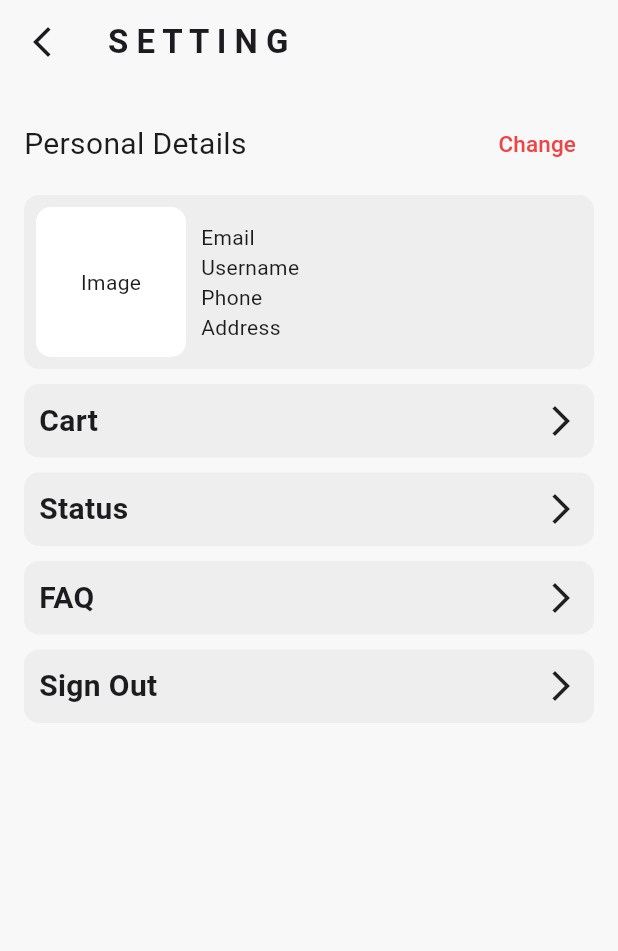
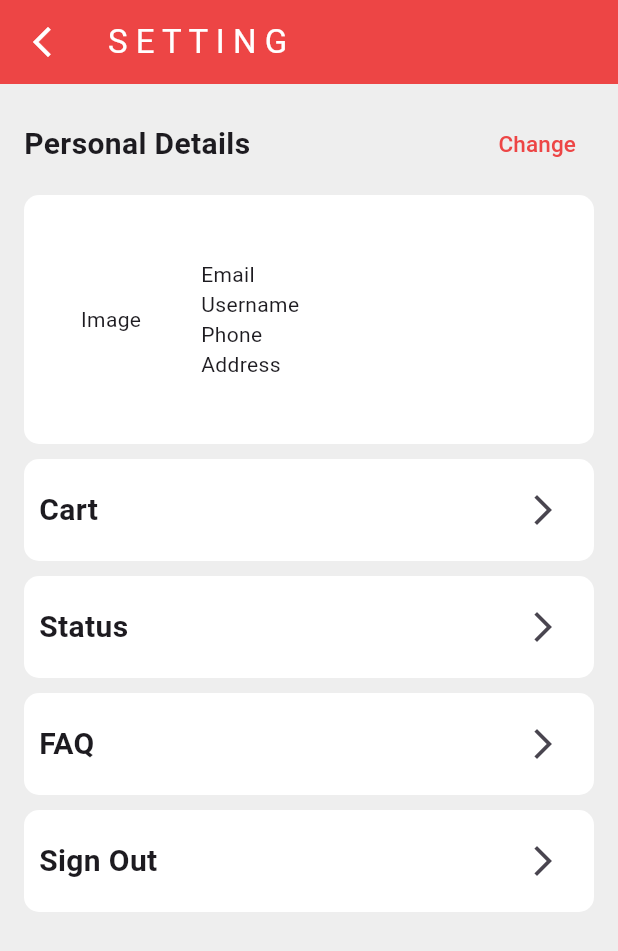
Before and after one commit to JunChen04/NEUC-s-Cuisine, a Flutter app: the MyProfile screen opened directly, on a phone screen of 412 x 824 dp. Shown: the top 951 px of the screen. Run offline on Flutter 3.47's test engine with Material 3 defaults, Android fonts, the phone set to English and light mode, and no system bars; our stand-ins replace firebase_auth, firebase_core, google_fonts; accounts and stored records are empty.

Commit message:
modified profile and checkout page

```diff
--- a/lib/profile.dart
+++ b/lib/profile.dart
@@ -1,4 +1,5 @@
 import 'package:flutter/material.dart';
+import 'package:neuc_cuisine/cartPage.dart';
 import 'package:neuc_cuisine/homePage.dart';
 // Import your login page
 import 'package:neuc_cuisine/login.dart';
@@ -12,23 +13,24 @@ class MyProfile extends StatefulWidget {
 
 class _MyProfileState extends State<MyProfile> {
   // Function to sign out and navigate to login page
-  void _signOut() {
-    Navigator.pushAndRemoveUntil(
-      context,
-      MaterialPageRoute(
-          builder: (context) => LoginPage(
-                showRegisterPage: () {},
-              )),
-      (Route<dynamic> route) => false,
-    );
-  }
+  // void _signOut() {
+  //   Navigator.pushAndRemoveUntil(
+  //     context,
+  //     MaterialPageRoute(
+  //         builder: (context) => LoginPage(
+  //               showRegisterPage: () {},
+  //             )),
+  //     (Route<dynamic> route) => false,
+  //   );
+  // }
 
   @override
   Widget build(BuildContext context) {
     return Scaffold(
-      backgroundColor: Color(0xFFF8F8F8),
+      backgroundColor: Colors.grey[200],
       appBar: AppBar(
-        backgroundColor: Color(0xFFF8F8F8),
+        foregroundColor: Colors.white,
+        backgroundColor: Color(0xFFED4545),
         leading: IconButton(
           icon: Icon(Icons.arrow_back_ios_new),
           onPressed: () {
@@ -37,7 +39,6 @@ class _MyProfileState extends State<MyProfile> {
         ),
         title: Text(
           'S E T T I N G',
-          style: TextStyle(fontWeight: FontWeight.bold),
         ),
       ),
       body: Padding(
@@ -50,10 +51,12 @@ class _MyProfileState extends State<MyProfile> {
               children: [
                 Text(
                   'Personal Details',
-                  style: TextStyle(fontSize: 20),
+                  style: TextStyle(fontSize: 20, fontWeight: FontWeight.bold),
                 ),
                 TextButton(
-                  onPressed: () {},
+                  onPressed: () {
+                    //profile page
+                  },
                   child: Text(
                     'Change',
                     style: TextStyle(color: Color(0xFFED4545), fontSize: 15),
@@ -65,12 +68,11 @@ class _MyProfileState extends State<MyProfile> {
             Container(
               padding: EdgeInsets.all(8.0),
               decoration: BoxDecoration(
-                  color: Colors.grey[200],
-                  borderRadius: BorderRadius.circular(10)),
+                  color: Colors.white, borderRadius: BorderRadius.circular(10)),
               child: Row(
                 children: [
                   Container(
-                    height: 100,
+                    height: 150,
                     width: 100,
                     decoration: BoxDecoration(
                         color: Colors.white,
@@ -98,15 +100,23 @@ class _MyProfileState extends State<MyProfile> {
             Container(
               padding: EdgeInsets.all(10),
               decoration: BoxDecoration(
-                  color: Colors.grey[200],
-                  borderRadius: BorderRadius.circular(10)),
+                  color: Colors.white, borderRadius: BorderRadius.circular(10)),
               child: Row(
                 mainAxisAlignment: MainAxisAlignment.spaceBetween,
                 children: [
                   Text('Cart',
                       style:
                           TextStyle(fontWeight: FontWeight.bold, fontSize: 20)),
-                  Icon(Icons.arrow_forward_ios)
+                  IconButton(
+                      onPressed: () {
+                        Navigator.push(
+                          context,
+                          MaterialPageRoute(
+                            builder: (context) => Cartpage(),
+                          ),
+                        );
+                      },
+                      icon: Icon(Icons.arrow_forward_ios))
                 ],
               ),
             ),
@@ -116,15 +126,24 @@ class _MyProfileState extends State<MyProfile> {
             Container(
               padding: EdgeInsets.all(10),
               decoration: BoxDecoration(
-                  color: Colors.grey[200],
-                  borderRadius: BorderRadius.circular(10)),
+                  color: Colors.white, borderRadius: BorderRadius.circular(10)),
               child: Row(
                 mainAxisAlignment: MainAxisAlignment.spaceBetween,
                 children: [
                   Text('Status',
                       style:
                           TextStyle(fontWeight: FontWeight.bold, fontSize: 20)),
-                  Icon(Icons.arrow_forward_ios)
+                  IconButton(
+                      onPressed: () {
+                        //to status page
+                        // Navigator.push(
+                        //   context,
+                        //   MaterialPageRoute(
+                        //     builder: (context) => Cartpage(),
+                        //   ),
+                        // );
+                      },
+                      icon: Icon(Icons.arrow_forward_ios))
                 ],
               ),
             ),
@@ -134,39 +153,76 @@ class _MyProfileState extends State<MyProfile> {
             Container(
               padding: EdgeInsets.all(10),
               decoration: BoxDecoration(
-                  color: Colors.grey[200],
-                  borderRadius: BorderRadius.circular(10)),
+                  color: Colors.white, borderRadius: BorderRadius.circular(10)),
               child: Row(
                 mainAxisAlignment: MainAxisAlignment.spaceBetween,
                 children: [
                   Text('FAQ',
                       style:
                           TextStyle(fontWeight: FontWeight.bold, fontSize: 20)),
-                  Icon(Icons.arrow_forward_ios)
+                  IconButton(
+                      onPressed: () {
+                        // to FAQ page
+                        // Navigator.push(
+                        //   context,
+                        //   MaterialPageRoute(
+                        //     builder: (context) => Cartpage(),
+                        //   ),
+                        // );
+                      },
+                      icon: Icon(Icons.arrow_forward_ios))
                 ],
               ),
             ),
             SizedBox(
               height: 10,
             ),
-            GestureDetector(
-              onTap: _signOut,
-              child: Container(
+            Container(
               padding: EdgeInsets.all(10),
               decoration: BoxDecoration(
-                    color: Colors.grey[200],
-                    borderRadius: BorderRadius.circular(10)),
+                  color: Colors.white, borderRadius: BorderRadius.circular(10)),
               child: Row(
                 mainAxisAlignment: MainAxisAlignment.spaceBetween,
                 children: [
                   Text('Sign Out',
-                        style: TextStyle(
-                            fontWeight: FontWeight.bold, fontSize: 20)),
-                    Icon(Icons.arrow_forward_ios),
+                      style:
+                          TextStyle(fontWeight: FontWeight.bold, fontSize: 20)),
+                  IconButton(
+                      onPressed: () {
+                        Navigator.push(
+                          context,
+                          MaterialPageRoute(
+                            builder: (context) => LoginPage(
+                              showRegisterPage: () {},
+                            ),
+                          ),
+                        );
+                      },
+                      icon: Icon(Icons.arrow_forward_ios))
                 ],
               ),
             ),
+            SizedBox(
+              height: 10,
             ),
+            // GestureDetector(
+            //   onTap: _signOut,
+            //   child: Container(
+            //     padding: EdgeInsets.all(10),
+            //     decoration: BoxDecoration(
+            //         color: Colors.white,
+            //         borderRadius: BorderRadius.circular(10)),
+            //     child: Row(
+            //       mainAxisAlignment: MainAxisAlignment.spaceBetween,
+            //       children: [
+            //         Text('Sign Out',
+            //             style: TextStyle(
+            //                 fontWeight: FontWeight.bold, fontSize: 20)),
+            //         Icon(Icons.arrow_forward_ios),
+            //       ],
+            //     ),
+            //   ),
+            // ),
           ],
         ),
       ),
```
Also changed, not shown: lib/checkOut.dart (+10 -5 lines), pubspec.yaml (+8 -4 lines). Lines whose indentation alone changed are shown as unchanged.
